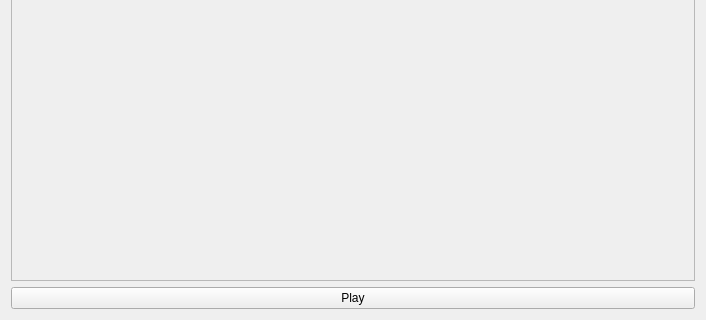
Old version of the form NoteEditor/NoteEditor.ui in the repository Cvelth/NoteEditor; both pictures show x 0 to 706 and y 202 to 522 of the 706 by 522 pixel window.
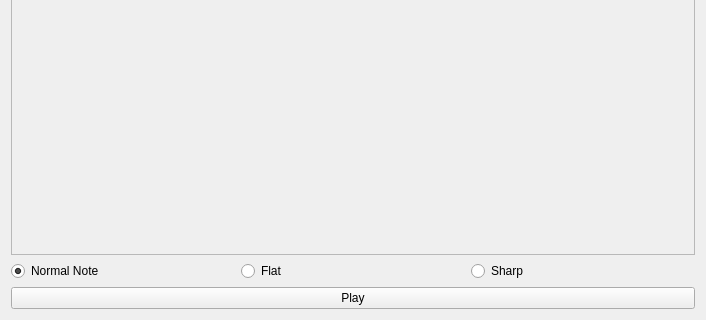
New version of the form.

Commit message: Flat-sharp GUI.

What changed in the file:
```diff
--- a/NoteEditor/NoteEditor.ui
+++ b/NoteEditor/NoteEditor.ui
@@ -25,7 +25,7 @@
                 <x>0</x>
                 <y>0</y>
                 <width>686</width>
-                <height>463</height>
+        <height>438</height>
               </rect>
             </property>
             <layout class="QHBoxLayout" name="horizontalLayout">
@@ -43,6 +43,34 @@
           </item>
         </layout>
       </item>
+   <item>
+    <layout class="QHBoxLayout" name="horizontalLayout_2">
+     <item>
+      <widget class="QRadioButton" name="normal">
+       <property name="text">
+        <string>Normal Note</string>
+       </property>
+       <property name="checked">
+        <bool>true</bool>
+       </property>
+      </widget>
+     </item>
+     <item>
+      <widget class="QRadioButton" name="flat">
+       <property name="text">
+        <string>Flat</string>
+       </property>
+      </widget>
+     </item>
+     <item>
+      <widget class="QRadioButton" name="sharp">
+       <property name="text">
+        <string>Sharp</string>
+       </property>
+      </widget>
+     </item>
+    </layout>
+   </item>
       <item>
         <widget class="QPushButton" name="playButton">
           <property name="text">
```
Lines whose indentation alone changed are shown as unchanged. The commit also changes 14 other files.
